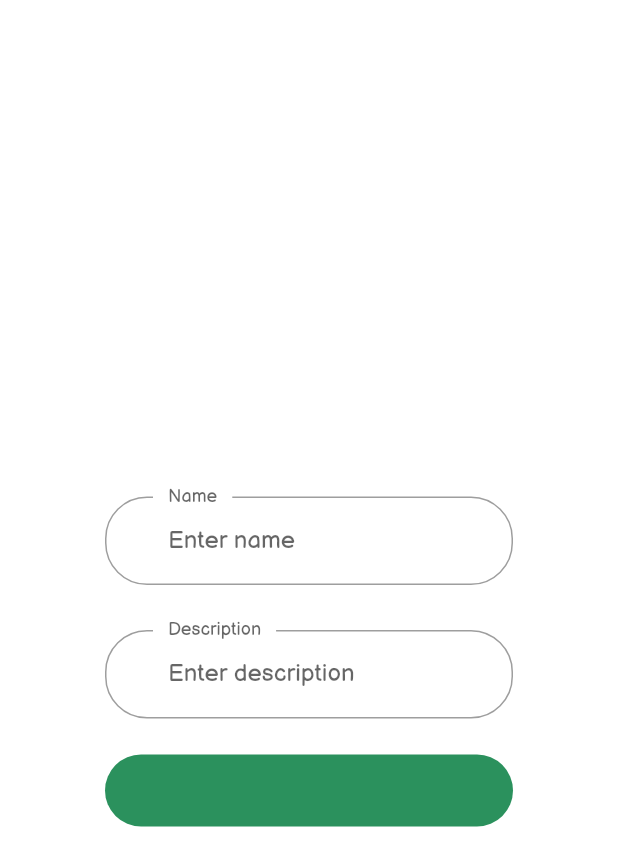
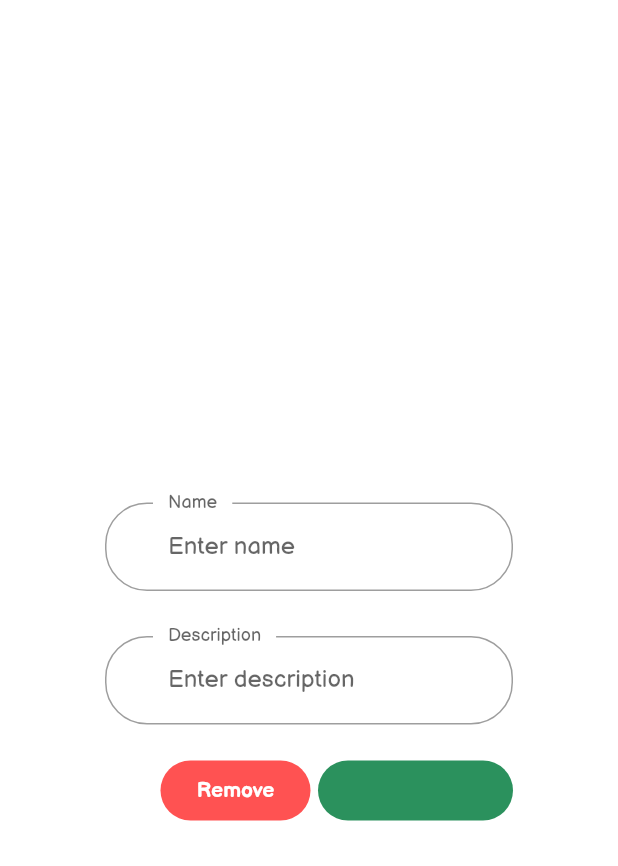
Before and after one commit to catalino-dev/marketly, a Flutter app: the ItemDialog widget shown alone on an empty page, opened directly with empty values, on a phone screen of 412 x 824 dp. Shown: the top 866 px of the screen. Run offline on Flutter 3.47's test engine with Material 2 defaults, Android fonts, the phone set to English and light mode, and no system bars; our stand-ins replace hive, hive_flutter; accounts and stored records are empty; generated files the repository leaves out were written again.

Commit message:
Update removing of items on item dialog

```diff
--- a/lib/widgets/item_dialog.dart
+++ b/lib/widgets/item_dialog.dart
@@ -8,12 +8,14 @@ class ItemDialog extends StatelessWidget {
   final String title, buttonText;
   final Item item;
   final Function buttonAction;
+  final Function deleteAction;
 
   ItemDialog({
     @required this.item,
     @required this.title,
     @required this.buttonText,
     this.buttonAction,
+    this.deleteAction,
   });
 
   @override
@@ -95,14 +97,40 @@ class ItemDialog extends StatelessWidget {
           SizedBox(height: 24.0),
           Align(
             alignment: Alignment.bottomRight,
-            child: GestureDetector(
+            child: Row(
+              crossAxisAlignment: CrossAxisAlignment.start,
+              mainAxisSize: MainAxisSize.min,
+              children: [
+                GestureDetector(
+                  onTap: deleteAction,
+                  child: Container(
+                    alignment: Alignment.center,
+                    height: 40,
+                    width: 100,
+                    decoration: BoxDecoration(
+                      borderRadius: BorderRadius.circular(40),
+                      color: Colors.redAccent,
+                    ),
+                    child: Text(
+                      'Remove',
+                      style: kSubtitleTextStyle.copyWith(
+                        color: Colors.white,
+                        fontSize: 14,
+                        fontWeight: FontWeight.bold,
+                      ),
+                    ),
+                  ),
+                ),
+                SizedBox(width: 5),
+                GestureDetector(
                   onTap: () {
                     Item item = Item(name: nameController.text, description: descriptionController.text);
                     buttonAction(item);
                   },
                   child: Container(
                     alignment: Alignment.center,
-                height: 48,
+                    height: 40,
+                    width: 130,
                     decoration: BoxDecoration(
                       borderRadius: BorderRadius.circular(40),
                       color: Palette.primary,
@@ -111,10 +139,13 @@ class ItemDialog extends StatelessWidget {
                       buttonText,
                       style: kSubtitleTextStyle.copyWith(
                         color: Colors.white,
+                        fontSize: 14,
                         fontWeight: FontWeight.bold,
                       ),
                     ),
                   ),
+                ),
+              ],
             ),
           ),
         ],
```
Also changed, not shown: lib/screens/grocery_items_screen.dart (+8 -1 lines), lib/widgets/bottom_bar.dart (+2 -16 lines). Lines whose indentation alone changed are shown as unchanged.
